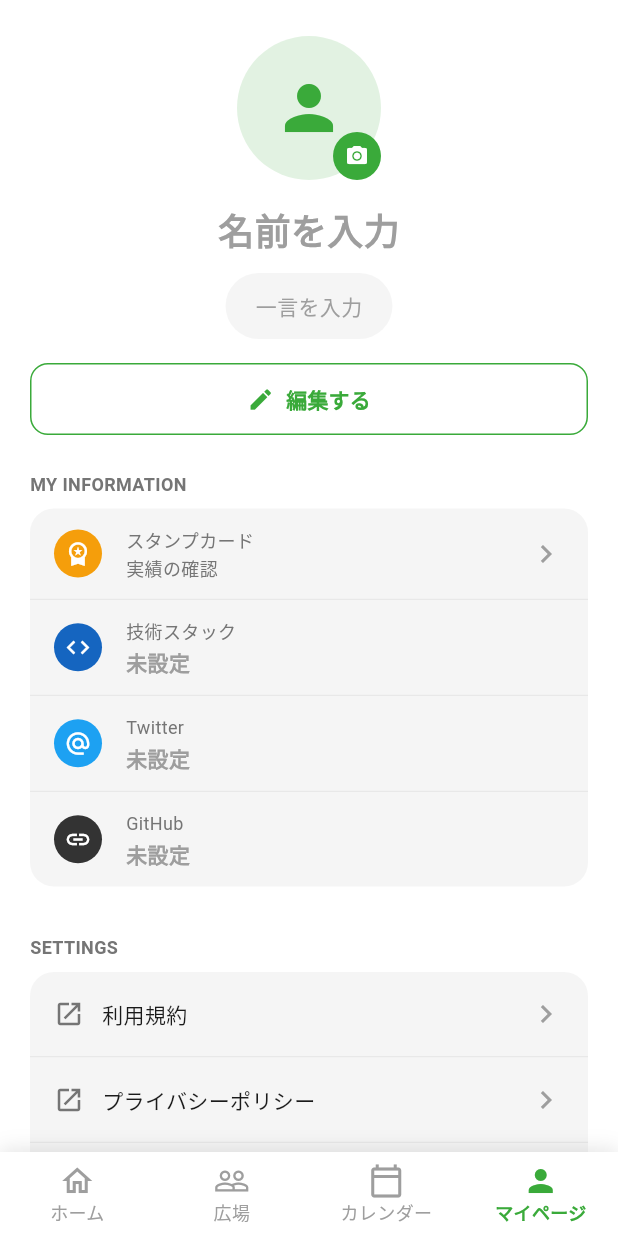
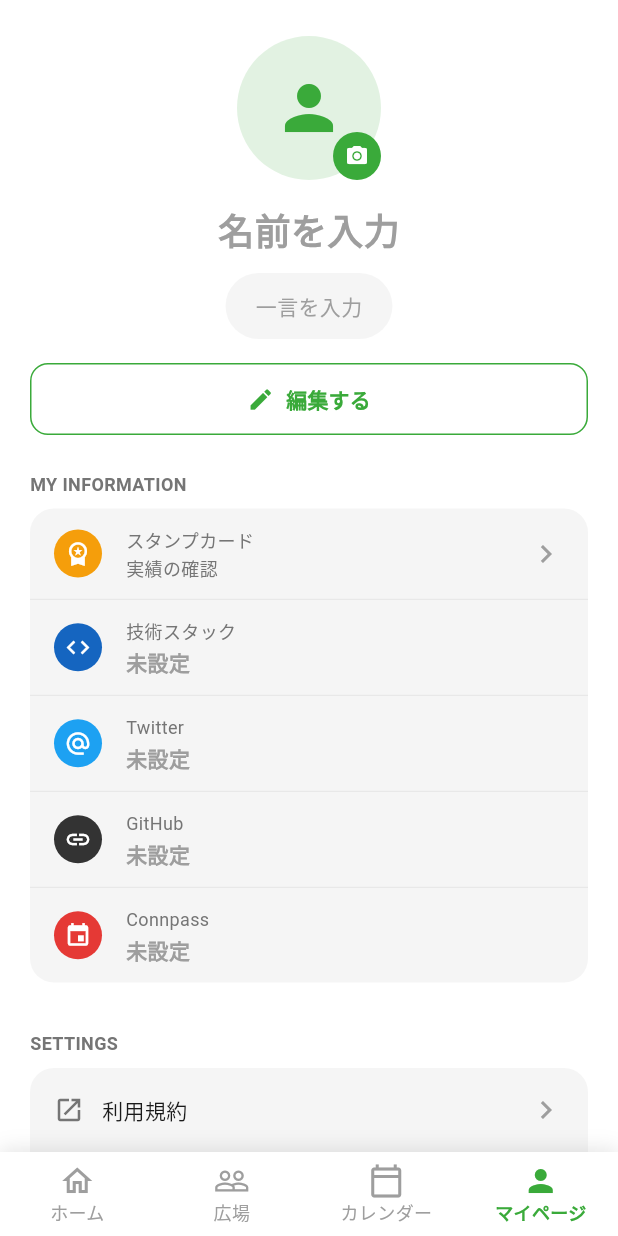
Before and after one commit to Aki0615/SysHack2026, a Flutter app: the MyPageScreen screen opened by its route, on a phone screen of 412 x 824 dp. Run offline on Flutter 3.47's test engine with Material 3 defaults, Android fonts, the phone set to English and light mode, and no system bars; our stand-ins replace dio, flutter_blue_plus, flutter_riverpod, flutter_secure_storage, freezed_annotation, go_router and 1 more; missing offline and left inert: flutter_ble_peripheral; accounts and stored records are empty; network calls fail.

Commit message:
feat: プロフィール画面にConnpassアカウント編集機能を追加
- UserModelにconnpassUrlフィールドを追加
- マイページのMY INFORMATIONセクションにConnpass編集欄を追加
- 閲覧モードでConnpassリンクをタップすると外部ブラウザで開く
- freezedのfromJsonを手動実装に変更（NULL安全なパース）

🤖 Generated with [Claude Code](https://claude.com/claude-code)

Co-Authored-By: Claude Opus 4.5 <noreply@anthropic.com>

```diff
--- a/lib/features/mypage/presentation/mypage_screen.dart
+++ b/lib/features/mypage/presentation/mypage_screen.dart
@@ -25,6 +25,7 @@ class _MyPageScreenState extends ConsumerState<MyPageScreen> {
   String _techStack = '';
   String _twitter = '';
   String _github = '';
+  String _connpass = '';
 
   // --- 編集用（一時バッファ）---
   late TextEditingController _nameCtrl;
@@ -32,6 +33,7 @@ class _MyPageScreenState extends ConsumerState<MyPageScreen> {
   late TextEditingController _techStackCtrl;
   late TextEditingController _twitterCtrl;
   late TextEditingController _githubCtrl;
+  late TextEditingController _connpassCtrl;
 
   // --- 状態フラグ ---
   bool _isLoading = true;
@@ -48,6 +50,7 @@ class _MyPageScreenState extends ConsumerState<MyPageScreen> {
     _techStackCtrl = TextEditingController();
     _twitterCtrl = TextEditingController();
     _githubCtrl = TextEditingController();
+    _connpassCtrl = TextEditingController();
     _loadUserData();
   }
 
@@ -58,6 +61,7 @@ class _MyPageScreenState extends ConsumerState<MyPageScreen> {
     _techStackCtrl.dispose();
     _twitterCtrl.dispose();
     _githubCtrl.dispose();
+    _connpassCtrl.dispose();
     super.dispose();
   }
 
@@ -67,12 +71,13 @@ class _MyPageScreenState extends ConsumerState<MyPageScreen> {
     if (user != null) {
       setState(() {
         // データがない場合はデフォルト値を設定（?? '' でフォールバック）
-        _name = (user.name ?? '').isNotEmpty ? user.name : '';
-        _comment = (user.oneWord ?? '').isNotEmpty ? user.oneWord : '';
-        _techStack = (user.techStack ?? '').isNotEmpty ? user.techStack : '';
-        _twitter = (user.twitterUrl ?? '').isNotEmpty ? user.twitterUrl : '';
-        _github = (user.githubUrl ?? '').isNotEmpty ? user.githubUrl : '';
-        _imageUrl = (user.iconUrl ?? '').isNotEmpty ? user.iconUrl : null;
+        _name = user.name.isNotEmpty ? user.name : '';
+        _comment = user.oneWord.isNotEmpty ? user.oneWord : '';
+        _techStack = user.techStack.isNotEmpty ? user.techStack : '';
+        _twitter = user.twitterUrl.isNotEmpty ? user.twitterUrl : '';
+        _github = user.githubUrl.isNotEmpty ? user.githubUrl : '';
+        _connpass = user.connpassUrl.isNotEmpty ? user.connpassUrl : '';
+        _imageUrl = user.iconUrl.isNotEmpty ? user.iconUrl : null;
         _imagePath = null;
         _isLoading = false;
       });
@@ -141,6 +146,7 @@ class _MyPageScreenState extends ConsumerState<MyPageScreen> {
       _techStackCtrl.text = _techStack;
       _twitterCtrl.text = _twitter;
       _githubCtrl.text = _github;
+      _connpassCtrl.text = _connpass;
     });
   }
 
@@ -166,6 +172,7 @@ class _MyPageScreenState extends ConsumerState<MyPageScreen> {
         'tech_stack': _techStackCtrl.text,  // 空でも送信
         'twitter_url': _twitterCtrl.text,   // 空でも送信
         'github_url': _githubCtrl.text,     // 空でも送信
+        'connpass_url': _connpassCtrl.text, // 空でも送信
       };
 
       // フィールドを送信
@@ -178,6 +185,7 @@ class _MyPageScreenState extends ConsumerState<MyPageScreen> {
         _techStack = _techStackCtrl.text;
         _twitter = _twitterCtrl.text;
         _github = _githubCtrl.text;
+        _connpass = _connpassCtrl.text;
         _isEditing = false;
       });
 
@@ -651,6 +659,28 @@ class _MyPageScreenState extends ConsumerState<MyPageScreen> {
                       value: _github,
                       onLaunch: () => _launchUrl(_github),
                     ),
+              const Divider(
+                color: Color(0xFFE0E0E0),
+                height: 1,
+                thickness: 0.5,
+              ),
+              // Connpass
+              _isEditing
+                  ? _buildEditField(
+                      icon: Icons.event,
+                      iconColor: const Color(0xFFE53935),
+                      label: 'Connpass',
+                      controller: _connpassCtrl,
+                    )
+                  : _buildLinkItem(
+                      icon: Icons.event,
+                      iconColor: const Color(0xFFE53935),
+                      label: 'Connpass',
+                      value: _connpass,
+                      onLaunch: () => _launchUrl(_connpass.isNotEmpty
+                          ? 'https://connpass.com/user/$_connpass/'
+                          : ''),
+                    ),
             ],
           ),
         ),
```
Also changed, not shown: build.yaml (added, +9 -0 lines), lib/features/user/domain/user_model.dart (+62 -55 lines), lib/features/user/domain/user_model.freezed.dart, lib/features/user/domain/user_model.g.dart (deleted).
